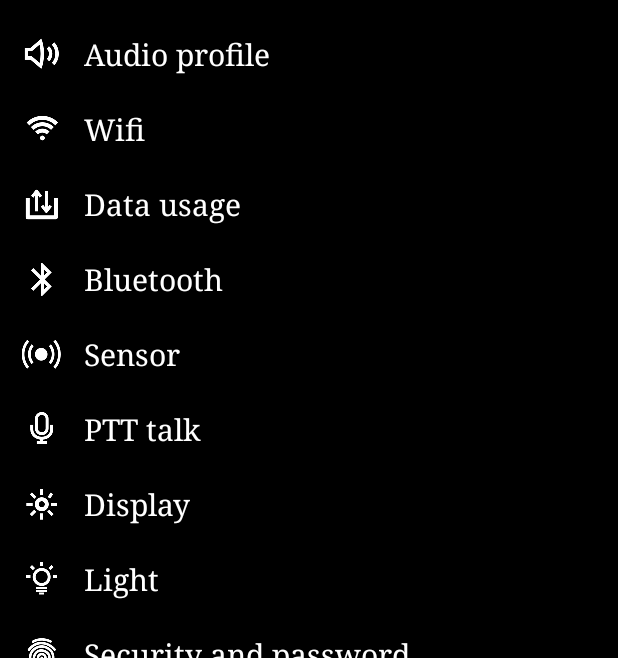
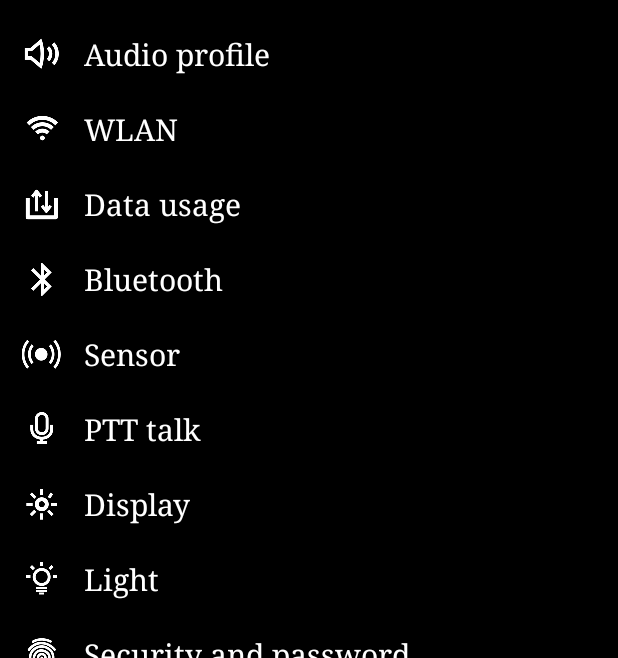
Before and after one commit to weigao123/MyProjects, an Android app: the screen it shows after launch (MainActivity), on a phone screen of 412 x 824 dp, the part 63-721 px from its top. Run offline under Robolectric (Android 15) with nearby library versions, the light colour scheme and no system bars.

Commit message:
Add wifi module

```diff
--- a/Settings/app/src/main/java/com/lesports/bike/settings/ui/MainFragment.java
+++ b/Settings/app/src/main/java/com/lesports/bike/settings/ui/MainFragment.java
@@ -1,7 +1,6 @@
 package com.lesports.bike.settings.ui;
 
 import android.content.Context;
-import android.content.Intent;
 import android.os.Bundle;
 import android.view.LayoutInflater;
 import android.view.View;
@@ -103,7 +102,7 @@ public class MainFragment extends BaseFragment implements AdapterView.OnItemClic
             ViewHolder viewHolder;
             if (convertView == null) {
                 convertView = LayoutInflater.from(getContext()).inflate(
-                        R.layout.setting_list_item, null);
+                        R.layout.home_list_item, null);
                 LinearLayout linearLayout = (LinearLayout) convertView;
                 ViewGroup.LayoutParams a = linearLayout.getLayoutParams();
                 viewHolder = new ViewHolder();
--- a/Settings/app/src/main/java/com/lesports/bike/settings/ui/SecurityFragment.java
+++ b/Settings/app/src/main/java/com/lesports/bike/settings/ui/SecurityFragment.java
@@ -66,13 +66,13 @@ public class SecurityFragment extends BaseFragment implements View.OnClickListen
     }
 
     private void onLockView() {
-        mSwitchButton.onSwitch();
+        mSwitchButton.setSwitchOn();
         mPasswordManager.setTextColor(getResources().getColor(R.color.colorWhite));
         mFingerprintManager.setTextColor(getResources().getColor(R.color.colorWhite));
     }
 
     private void offLockView() {
-        mSwitchButton.offSwitch();
+        mSwitchButton.setSwitchOff();
         mPasswordManager.setTextColor(getResources().getColor(R.color.colorGray));
         mFingerprintManager.setTextColor(getResources().getColor(R.color.colorGray));
     }
--- a/Settings/app/src/main/java/com/lesports/bike/settings/widget/SwitchButton.java
+++ b/Settings/app/src/main/java/com/lesports/bike/settings/widget/SwitchButton.java
@@ -49,7 +49,7 @@ public class SwitchButton extends FrameLayout {
             mOffImage.setImageDrawable(offDrawable);
         }
         if (switchStatus == 1) {
-            offSwitch();
+            setSwitchOff();
         }
     }
 
@@ -63,7 +63,7 @@ public class SwitchButton extends FrameLayout {
     /**
      * 打开开关
      */
-    public void onSwitch(){
+    public void setSwitchOn(){
         mOnImage.setVisibility(View.VISIBLE);
         mOffImage.setVisibility(View.INVISIBLE);
     }
@@ -71,7 +71,7 @@ public class SwitchButton extends FrameLayout {
     /**
      * 关闭开关
      */
-    public void offSwitch(){
+    public void setSwitchOff(){
         mOnImage.setVisibility(View.INVISIBLE);
         mOffImage.setVisibility(View.VISIBLE);
     }
--- /dev/null
+++ b/Settings/app/src/main/res/layout/home_list_item.xml
@@ -0,0 +1,18 @@
+<?xml version="1.0" encoding="utf-8"?>
+<LinearLayout xmlns:android="http://schemas.android.com/apk/res/android"
+    android:id="@+id/setting_list_layout"
+    android:layout_width="match_parent"
+    android:layout_height="wrap_content"
+    android:minHeight="@dimen/homepage_item_height"
+    android:gravity="center_vertical"
+    android:orientation="horizontal">
+    <ImageView
+        android:id="@+id/setting_list_image_view"
+        android:layout_width="wrap_content"
+        android:layout_height="wrap_content" />
+    <TextView
+        android:id="@+id/setting_list_text_view"
+        android:layout_width="wrap_content"
+        android:layout_height="wrap_content"
+        android:layout_marginStart="@dimen/homepage_text_left_margin" />
+</LinearLayout>
--- a/Settings/app/src/main/res/layout/setting_list_item.xml
+++ /dev/null
@@ -1,18 +0,0 @@
-<?xml version="1.0" encoding="utf-8"?>
-<LinearLayout xmlns:android="http://schemas.android.com/apk/res/android"
-    android:id="@+id/setting_list_layout"
-    android:layout_width="match_parent"
-    android:layout_height="wrap_content"
-    android:minHeight="@dimen/homepage_item_height"
-    android:gravity="center_vertical"
-    android:orientation="horizontal">
-    <ImageView
-        android:id="@+id/setting_list_image_view"
-        android:layout_width="wrap_content"
-        android:layout_height="wrap_content" />
-    <TextView
-        android:id="@+id/setting_list_text_view"
-        android:layout_width="wrap_content"
-        android:layout_height="wrap_content"
-        android:layout_marginStart="@dimen/homepage_text_left_margin" />
-</LinearLayout>
--- a/Settings/app/src/main/res/values/colors.xml
+++ b/Settings/app/src/main/res/values/colors.xml
@@ -5,6 +5,7 @@
     <color name="colorAccent">#FF4081</color>
     <color name="colorBlack">#000000</color>
     <color name="colorWhite">#FFFFFF</color>
-    <color name="colorGray">#444444</color>
+    <color name="colorGray">#4a4a4a</color>
+    <color name="colorGray2">#1c1c1c</color>
     <color name="colorTransparent">#00000000</color>
 </resources>
--- a/Settings/app/src/main/res/values/strings.xml
+++ b/Settings/app/src/main/res/values/strings.xml
@@ -5,7 +5,7 @@
     <string name="cancel">Cancel</string>
 
     <string name="audio_profiles">Audio profile</string>
-    <string name="wifi">Wifi</string>
+    <string name="wifi">WLAN</string>
     <string name="data_usage">Data usage</string>
     <string name="bluetooth">Bluetooth</string>
     <string name="sensor">Sensor</string>
@@ -28,7 +28,9 @@
     <string name="password_not_match">密码不一致, 请重新输入</string>
     <string name="password_set_success">密码设定成功</string>
 
-
+    <!--wifi-->
+    <string name="wifi_on">开</string>
+    <string name="wifi_off">关</string>
 
 
 
```
Also changed, not shown: Settings/app/src/main/java/com/lesports/bike/settings/ui/WifiFragment.java (+61 -7 lines), Settings/app/src/main/res/layout/fragment_wifi.xml (added, +40 -0 lines), Settings/app/src/main/res/layout/wifi_list_item.xml (added, +33 -0 lines), Settings/app/src/main/res/drawable-hdpi/wlanlock.png (added), Settings/app/src/main/res/drawable-mdpi/wlanlock.png (added), Settings/app/src/main/res/drawable-xhdpi/wlanlock.png (added), Settings/app/src/main/res/drawable-xxhdpi/wlanlock.png (added), Settings/app/src/main/res/drawable-xxxhdpi/wlanlock.png (added), 1 other file.
